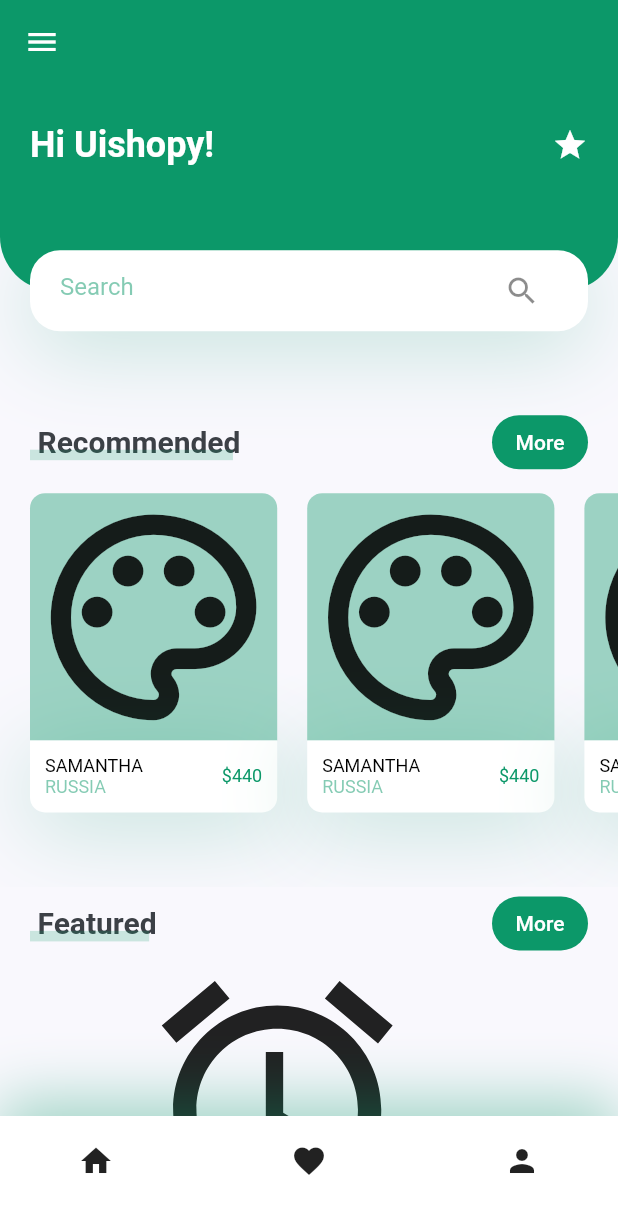
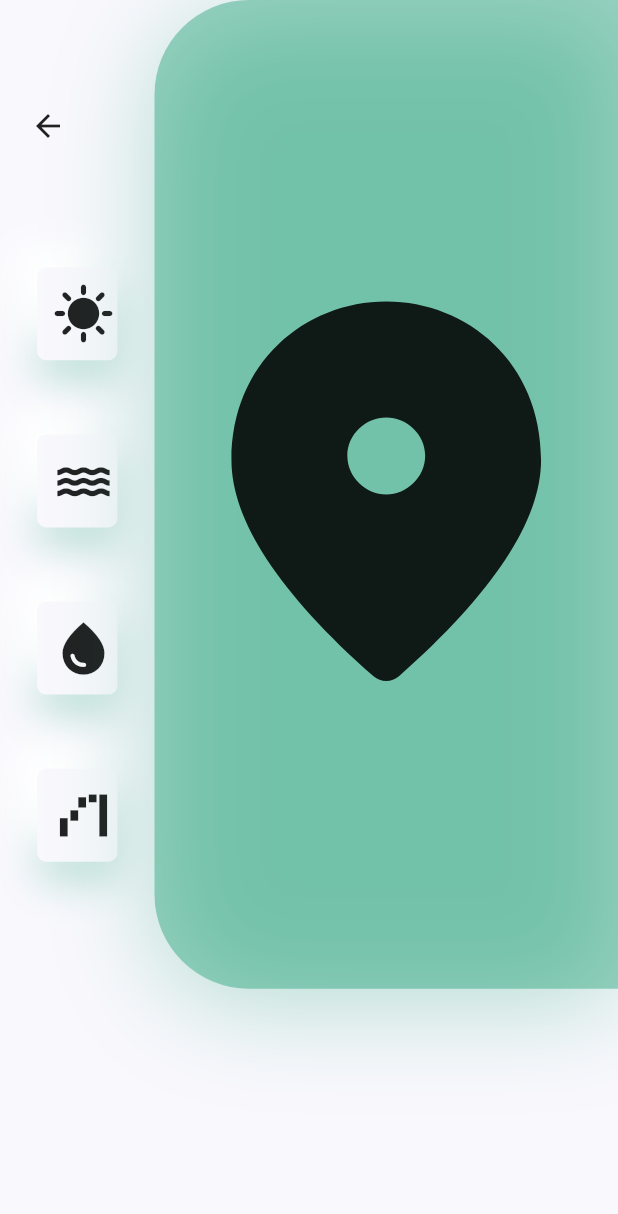
Before and after one commit to m-sugawara/PlantApp, a Flutter app: the screen it shows after launch, after a tap on an icon or button, on a phone screen of 412 x 824 dp. Shown: the top 1214 px of the screen. Run offline on Flutter 3.47's test engine with Material 2 defaults, Android fonts, the phone set to English and light mode, and no system bars.

Commit message:
Create DetailsScreen & IconCard

```diff
--- /dev/null
+++ b/lib/screens/details/components/body.dart
@@ -0,0 +1,71 @@
+import 'package:flutter/material.dart';
+import 'package:plant_app/constants.dart';
+import 'package:plant_app/screens/details/components/icon_card.dart';
+
+class Body extends StatelessWidget {
+  const Body({super.key});
+
+  @override
+  Widget build(BuildContext context) {
+    final size = MediaQuery.of(context).size;
+    return Column(
+      children: [
+        SizedBox(
+          height: size.height * 0.8,
+          child: Row(
+            children: [
+              Expanded(
+                child: Padding(
+                  padding:
+                      const EdgeInsets.symmetric(vertical: defaultPadding * 3),
+                  child: Column(
+                    children: [
+                      Align(
+                        alignment: Alignment.topLeft,
+                        child: IconButton(
+                          padding: const EdgeInsets.symmetric(
+                              horizontal: defaultPadding),
+                          onPressed: () {
+                            Navigator.pop(context);
+                          },
+                          icon: const Icon(Icons.arrow_back),
+                        ),
+                      ),
+                      const Spacer(),
+                      const IconCard(icon: Icons.sunny),
+                      const IconCard(icon: Icons.water),
+                      const IconCard(icon: Icons.water_drop),
+                      const IconCard(icon: Icons.waterfall_chart),
+                    ],
+                  ),
+                ),
+              ),
+              Container(
+                decoration: BoxDecoration(
+                  color: AppColors.primary.withAlpha(100),
+                  borderRadius: const BorderRadius.only(
+                    topLeft: Radius.circular(63),
+                    bottomLeft: Radius.circular(63),
+                  ),
+                  boxShadow: [
+                    BoxShadow(
+                      offset: const Offset(0, 10),
+                      blurRadius: 60,
+                      color: AppColors.primary.withOpacity(0.29),
+                    ),
+                  ],
+                ),
+                width: size.width * 0.75,
+                height: size.height * 0.8,
+                child: Icon(
+                  Icons.place_rounded,
+                  size: size.width * 0.75,
+                ),
+              ),
+            ],
+          ),
+        )
+      ],
+    );
+  }
+}
--- /dev/null
+++ b/lib/screens/details/components/icon_card.dart
@@ -0,0 +1,42 @@
+import 'package:flutter/material.dart';
+import 'package:plant_app/constants.dart';
+
+class IconCard extends StatelessWidget {
+  const IconCard({
+    super.key,
+    required this.icon,
+  });
+
+  final IconData icon;
+
+  @override
+  Widget build(BuildContext context) {
+    final size = MediaQuery.of(context).size;
+    return Container(
+      margin: EdgeInsets.all(size.height * 0.03),
+      padding: const EdgeInsets.all(defaultPadding / 2),
+      width: 62,
+      height: 62,
+      decoration: BoxDecoration(
+        color: AppColors.background,
+        borderRadius: BorderRadius.circular(6),
+        boxShadow: [
+          BoxShadow(
+            offset: const Offset(0, 15),
+            blurRadius: 22,
+            color: AppColors.primary.withOpacity(0.22),
+          ),
+          const BoxShadow(
+            offset: Offset(-15, -15),
+            blurRadius: 20,
+            color: Colors.white,
+          ),
+        ],
+      ),
+      child: Icon(
+        icon,
+        size: 62 - defaultPadding,
+      ),
+    );
+  }
+}
--- /dev/null
+++ b/lib/screens/details/details_screen.dart
@@ -0,0 +1,13 @@
+import 'package:flutter/material.dart';
+import 'package:plant_app/screens/details/components/body.dart';
+
+class DetailsScreen extends StatelessWidget {
+  const DetailsScreen({super.key});
+
+  @override
+  Widget build(BuildContext context) {
+    return const Scaffold(
+      body: Body(),
+    );
+  }
+}
--- a/lib/screens/home/components/recommends_list.dart
+++ b/lib/screens/home/components/recommends_list.dart
@@ -1,5 +1,6 @@
 import 'package:flutter/material.dart';
 import 'package:plant_app/constants.dart';
+import 'package:plant_app/screens/details/details_screen.dart';
 
 class RecommendsList extends StatelessWidget {
   const RecommendsList({
@@ -17,21 +18,36 @@ class RecommendsList extends StatelessWidget {
             title: "Samantha",
             country: "Russia",
             price: 440,
-            onPressed: () {},
+            onPressed: () {
+              Navigator.push(
+                context,
+                MaterialPageRoute(builder: (context) => const DetailsScreen()),
+              );
+            },
           ),
           RecommendPlantCard(
             icon: Icons.palette_outlined,
             title: "Samantha",
             country: "Russia",
             price: 440,
-            onPressed: () {},
+            onPressed: () {
+              Navigator.push(
+                context,
+                MaterialPageRoute(builder: (context) => const DetailsScreen()),
+              );
+            },
           ),
           RecommendPlantCard(
             icon: Icons.palette_outlined,
             title: "Samantha",
             country: "Russia",
             price: 440,
-            onPressed: () {},
+            onPressed: () {
+              Navigator.push(
+                context,
+                MaterialPageRoute(builder: (context) => const DetailsScreen()),
+              );
+            },
           ),
         ],
       ),
```
